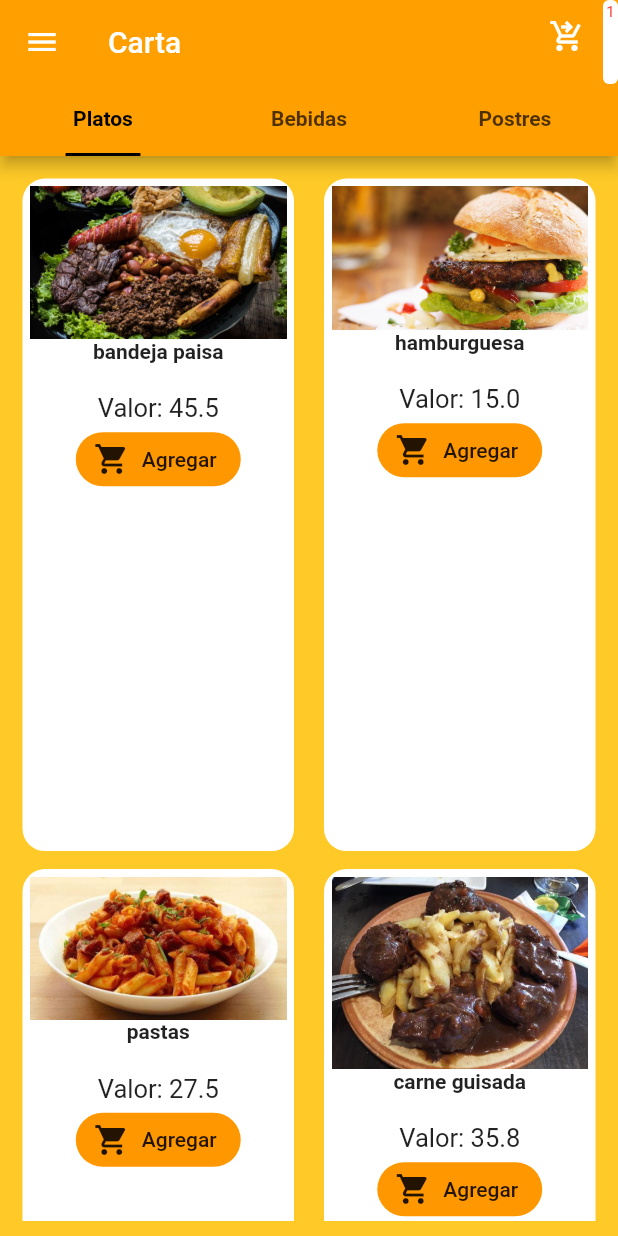
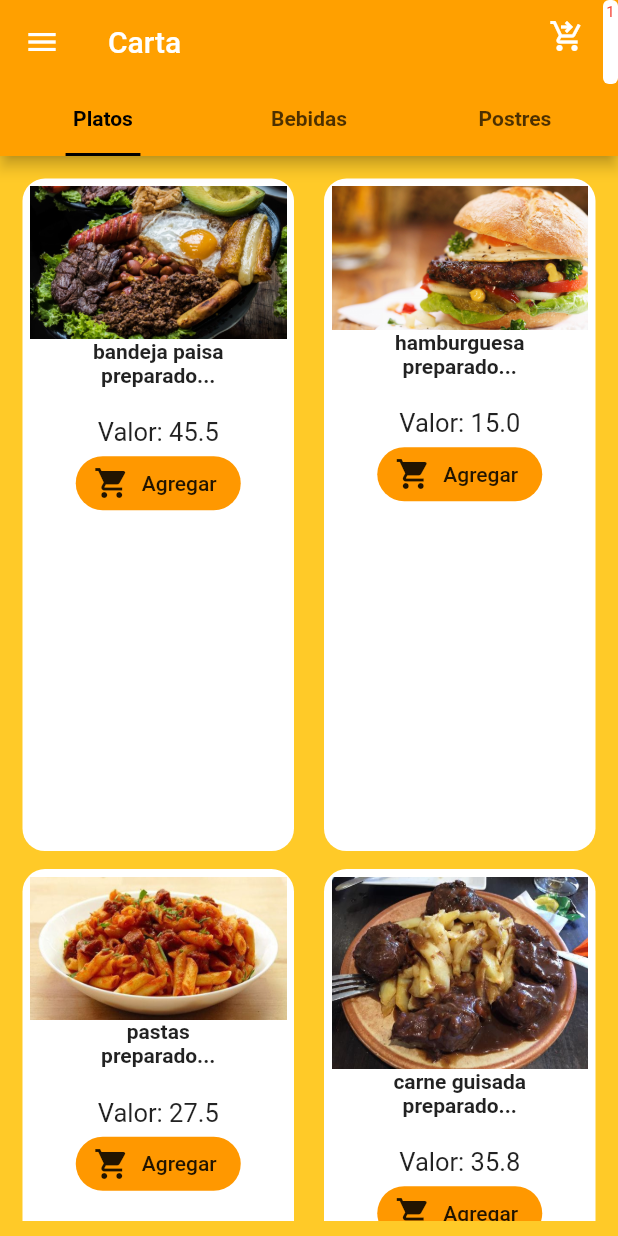
Before and after one commit to RaulRestrepoGonzalez/restaurants, a Flutter app: the screen it shows after launch, after a tap on the "chevron right" icon, after a tap on "Agregar", on a phone screen of 412 x 824 dp. Run offline on Flutter 3.47's test engine with Material 2 defaults, Android fonts, the phone set to English and light mode, and no system bars.

Commit message:
correciones en la vista de la carta

```diff
--- a/lib/carta.dart
+++ b/lib/carta.dart
@@ -129,6 +129,10 @@ class _CartaState extends State<Carta> {
                             platos[index].nombre,
                             style: TextStyle(fontWeight: FontWeight.bold),
                           ),
+                          Text(
+                            platos[index].descripcion,
+                            style: TextStyle(fontWeight: FontWeight.bold),
+                          ),
                           Padding(
                             padding: EdgeInsets.only(top: 20),
                             child: Text(
@@ -143,7 +147,7 @@ class _CartaState extends State<Carta> {
                                   platos[index].id.toString(),
                                   platos[index].nombre,
                                   platos[index].precio,
-                                  '0', //platos[index].unidad,
+                                  '0', //platos[index].unidad = ,
                                   platos[index].imagen,
                                   0, //platos[index].cantidad,
                                 );
@@ -196,6 +200,10 @@ class _CartaState extends State<Carta> {
                           Image.asset("assets/image/" + bebidas[index].imagen),
                           Text(
                             bebidas[index].nombre,
+                            style: TextStyle(fontWeight: FontWeight.bold),
+                          ),
+                          Text(
+                            bebidas[index].descripcion,
                             style: TextStyle(fontWeight: FontWeight.bold),
                           ),
                           Padding(
@@ -265,6 +273,10 @@ class _CartaState extends State<Carta> {
                           Image.asset("assets/image/" + postres[index].imagen),
                           Text(
                             postres[index].nombre,
+                            style: TextStyle(fontWeight: FontWeight.bold),
+                          ),
+                          Text(
+                            postres[index].descripcion,
                             style: TextStyle(fontWeight: FontWeight.bold),
                           ),
                           Padding(
```
